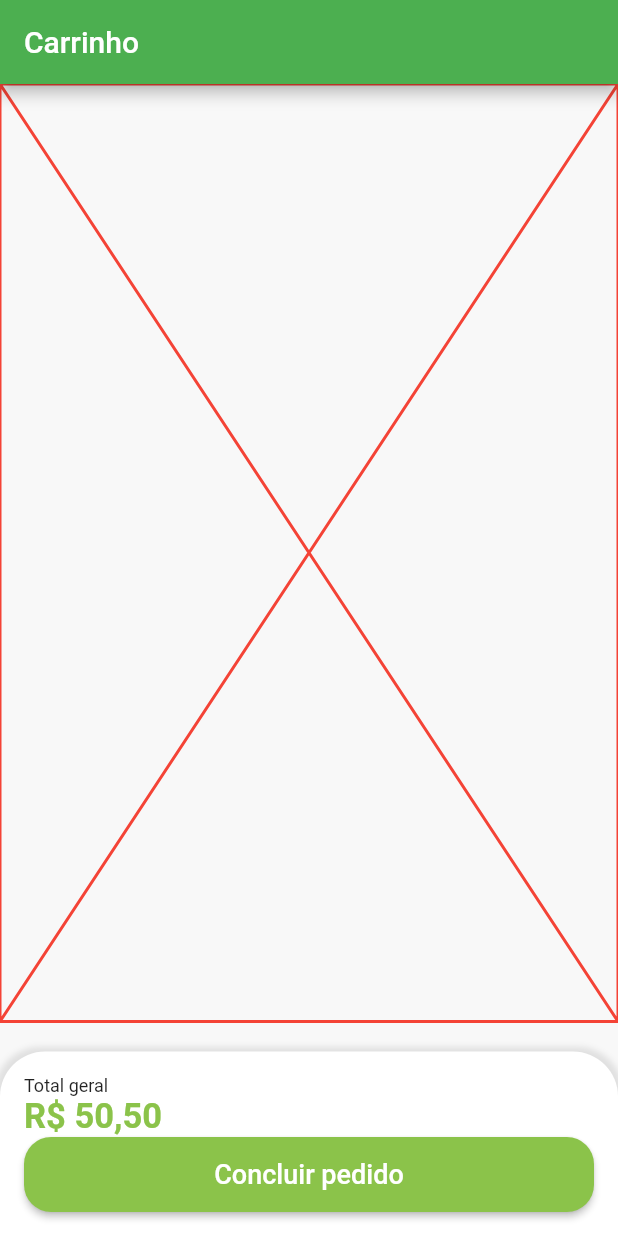
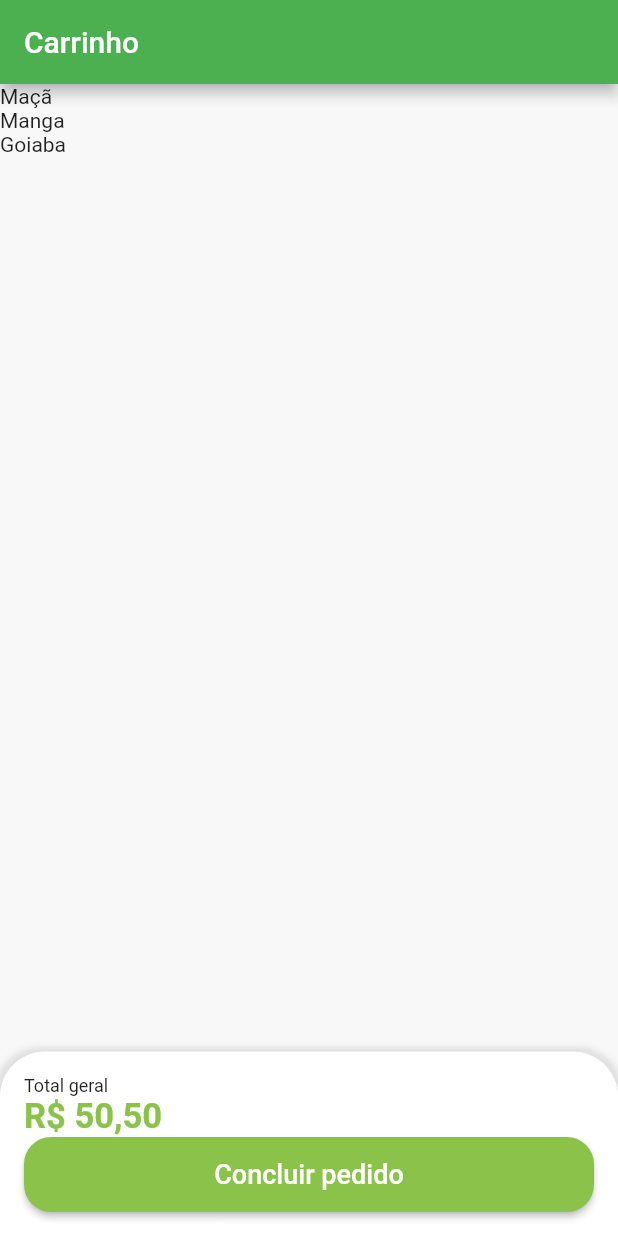
Before and after one commit to caneto/Projeto-do-Quintanda-Virtual---1, a Flutter app: the CartTab screen opened directly, on a phone screen of 412 x 824 dp. Run offline on Flutter 3.47's test engine with Material 2 defaults, Android fonts, the phone set to English and light mode, and no system bars; our stand-ins replace animated_text_kit, badges, mask_text_input_formatter.

Commit message:
Atualização

```diff
--- a/lib/config/app_data.dart
+++ b/lib/config/app_data.dart
@@ -1,3 +1,4 @@
+import 'package:quitandavirtual/models/cart_item_model.dart';
 import 'package:quitandavirtual/models/item_model.dart';
 
 ItemModel apple = ItemModel(
@@ -67,3 +68,18 @@ List<ItemModel> items = [
 List<String> categories = [
   'Frutas', 'Grãos', 'Verduras', 'Temperos', 'Cereais'
 ];
+
+List<CartItemModel> cartItens = [
+  CartItemModel(
+    item: apple,
+    quantity: 2,
+  ),
+  CartItemModel(
+    item: mango,
+    quantity: 1,
+  ),
+  CartItemModel(
+    item: guava,
+    quantity: 3,
+  ),
+];
--- /dev/null
+++ b/lib/models/cart_item_model.dart
@@ -0,0 +1,11 @@
+import 'package:quitandavirtual/models/item_model.dart';
+
+class CartItemModel {
+  ItemModel item;
+  int quantity;
+
+  CartItemModel({
+    required this.item,
+    required this.quantity,
+  });
+}
--- a/lib/tabs/cart_tab.dart
+++ b/lib/tabs/cart_tab.dart
@@ -1,6 +1,7 @@
 import 'package:flutter/material.dart';
 import 'package:quitandavirtual/config/custom_colors.dart';
 import 'package:quitandavirtual/utils/utils_services.dart';
+import 'package:quitandavirtual/config/app_data.dart';
 
 class CartTab extends StatelessWidget {
   CartTab({Key? key}) : super(key: key);
@@ -15,13 +16,13 @@ class CartTab extends StatelessWidget {
       ),
       body: Column(
         children: [
-          const Expanded(
-            child: Placeholder(
-              color: Colors.red,
+          Expanded(
+            child: ListView.builder(
+              itemCount: cartItens.length,
+                itemBuilder: (_,index) {
+                  return Text(cartItens[index].item.itemName);
+                },
             ),
-          ),
-          SizedBox(
-            height: 20,
           ),
           Container(
             padding: const EdgeInsets.all(16),
@@ -61,7 +62,10 @@ class CartTab extends StatelessWidget {
                       ),
                     ),
                     onPressed: () {},
-                    child: const Text('Concluir pedido', style: TextStyle(fontSize: 18),),
+                    child: const Text(
+                      'Concluir pedido',
+                      style: TextStyle(fontSize: 18),
+                    ),
                   ),
                 )
               ],
```
